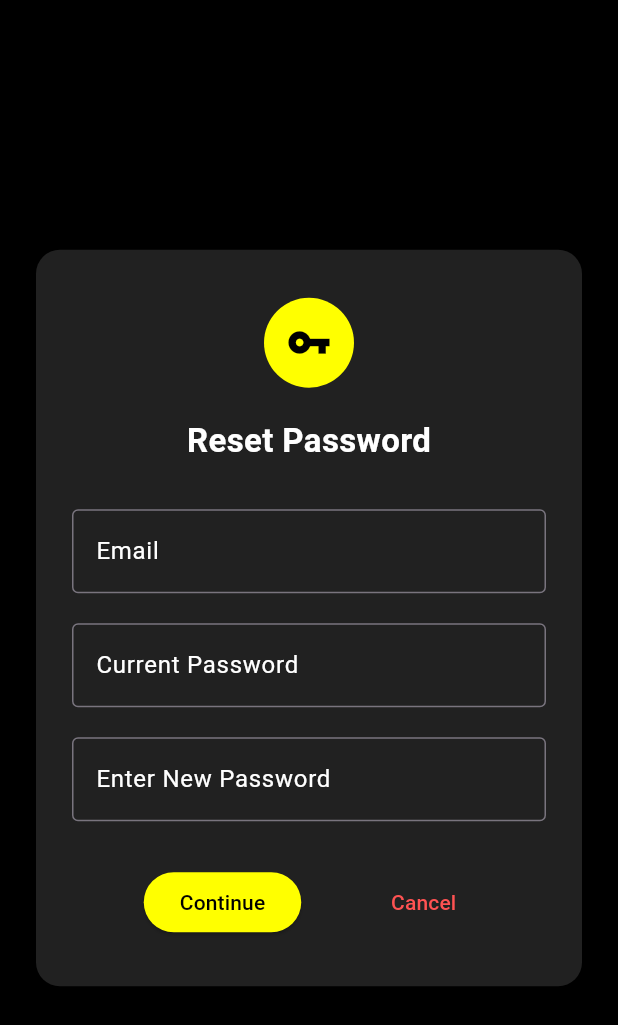
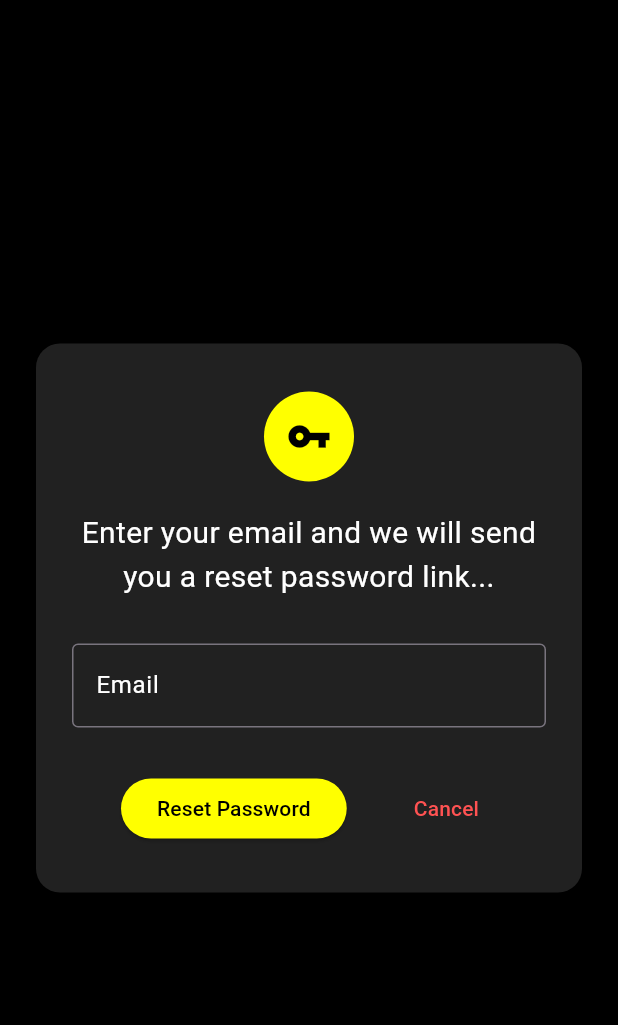
Before and after one commit to Govindh07/PIT_STOP, a Flutter app: the ResetPasswordPage screen opened directly, on a phone screen of 412 x 824 dp. Shown: the top 1025 px of the screen. Run offline on Flutter 3.47's test engine with Material 3 defaults, Android fonts, the phone set to English and light mode, and no system bars; our stand-ins replace carousel_slider, firebase_auth, firebase_core; accounts and stored records are empty; network calls fail.

Commit message:
Pit Stop

```diff
--- a/lib/Pit_Stop/screens/reset_password.dart
+++ b/lib/Pit_Stop/screens/reset_password.dart
@@ -1,9 +1,11 @@
 import 'package:android_studio/Pit_Stop/screens/home_page.dart';
 import 'package:flutter/material.dart';
 
-
-void main(){
-  runApp(const MaterialApp(debugShowCheckedModeBanner: false,home: ResetPasswordPage(),));
+void main() {
+  runApp(const MaterialApp(
+    debugShowCheckedModeBanner: false,
+    home: ResetPasswordPage(),
+  ));
 }
 
 class ResetPasswordPage extends StatefulWidget {
@@ -12,13 +14,9 @@ class ResetPasswordPage extends StatefulWidget {
   @override
   _ResetPasswordPageState createState() => _ResetPasswordPageState();
 }
-
 class _ResetPasswordPageState extends State<ResetPasswordPage> {
   final _formKey = GlobalKey<FormState>();
   final TextEditingController _emailController = TextEditingController();
-  final TextEditingController _passwordController = TextEditingController();
-  final TextEditingController _confirmPasswordController = TextEditingController();
-
 
   @override
   Widget build(BuildContext context) {
@@ -29,7 +27,8 @@ class _ResetPasswordPageState extends State<ResetPasswordPage> {
           child: Padding(
             padding: const EdgeInsets.all(24.0),
             child: Container(
-              padding: const EdgeInsets.symmetric(horizontal: 24, vertical: 32),
+              padding:
+              const EdgeInsets.symmetric(horizontal: 24, vertical: 32),
               decoration: BoxDecoration(
                 color: Colors.grey[900],
                 borderRadius: BorderRadius.circular(16),
@@ -49,21 +48,22 @@ class _ResetPasswordPageState extends State<ResetPasswordPage> {
                     const CircleAvatar(
                       backgroundColor: Colors.yellowAccent,
                       radius: 30,
-                      child: Icon(Icons.vpn_key, color: Colors.black, size: 30),
+                      child:
+                      Icon(Icons.vpn_key, color: Colors.black, size: 30),
                     ),
                     const SizedBox(height: 20),
                     const Text(
-                      "Reset Password",
+                      textAlign: TextAlign.center,
+                      "Enter your email and we will send you a reset password link...",
                       style: TextStyle(
                         color: Colors.white,
-                        fontSize: 22,
-                        fontWeight: FontWeight.bold,
+                        fontSize: 20,
                       ),
                     ),
-                    const SizedBox(height: 30,),
+                    const SizedBox(height: 30),
                     TextFormField(
                       controller: _emailController,
-                      obscureText: true,
+                      keyboardType: TextInputType.emailAddress,
                       style: const TextStyle(color: Colors.white),
                       decoration: const InputDecoration(
                         labelText: "Email",
@@ -71,42 +71,12 @@ class _ResetPasswordPageState extends State<ResetPasswordPage> {
                         border: OutlineInputBorder(),
                       ),
                       validator: (value) {
-                        if (value != _passwordController.text) {
-                          return 'email does not match';
+                        if (value == null || value.isEmpty) {
+                          return 'Please enter your email';
                         }
-                        return null;
-                      },
-                    ),
-                    const SizedBox(height: 20),
-                    TextFormField(
-                      controller: _passwordController,
-                      obscureText: true,
-                      style: const TextStyle(color: Colors.white),
-                      decoration: const InputDecoration(
-                        labelText: "Current Password",
-                        labelStyle: TextStyle(color: Colors.white),
-                        border: OutlineInputBorder(),
-                      ),
-                      validator: (value) {
-                        if (value == null || value.isEmpty) {
-                          return 'Please enter your current password';
-                        }
-                        return null;
-                      },
-                    ),
-                    const SizedBox(height: 20),
-                    TextFormField(
-                      controller: _confirmPasswordController,
-                      obscureText: true,
-                      style: const TextStyle(color: Colors.white),
-                      decoration: const InputDecoration(
-                        labelText: "Enter New Password",
-                        labelStyle: TextStyle(color: Colors.white),
-                        border: OutlineInputBorder(),
-                      ),
-                      validator: (value) {
-                        if (value != _passwordController.text) {
-                          return 'New Password';
+                        if (!RegExp(r'^[\w-\.]+@([\w-]+\.)+[\w]{2,4}$')
+                            .hasMatch(value)) {
+                          return 'Enter a valid email';
                         }
                         return null;
                       },
@@ -121,18 +91,26 @@ class _ResetPasswordPageState extends State<ResetPasswordPage> {
                           ),
                           onPressed: () {
                             if (_formKey.currentState!.validate()) {
-                              // Password reset logic
+                              // Email reset logic
                               ScaffoldMessenger.of(context).showSnackBar(
-                                const SnackBar(content: Text("Password reset successful")),
+                                const SnackBar(
+                                    content:
+                                    Text("Password reset link sent")),
                               );
                             }
                           },
-                          child: const Text("Continue",style: TextStyle(color: Colors.black),),
+                          child: const Text(
+                            "Reset Password",
+                            style: TextStyle(color: Colors.black),
+                          ),
                         ),
                         TextButton(
                           onPressed: () {
-                            Navigator.pushReplacement(context,
-                                MaterialPageRoute(builder: (_) => const HomePage()));
+                            Navigator.pushReplacement(
+                              context,
+                              MaterialPageRoute(
+                                  builder: (_) => const HomePage()),
+                            );
                           },
                           child: const Text(
                             "Cancel",
```
